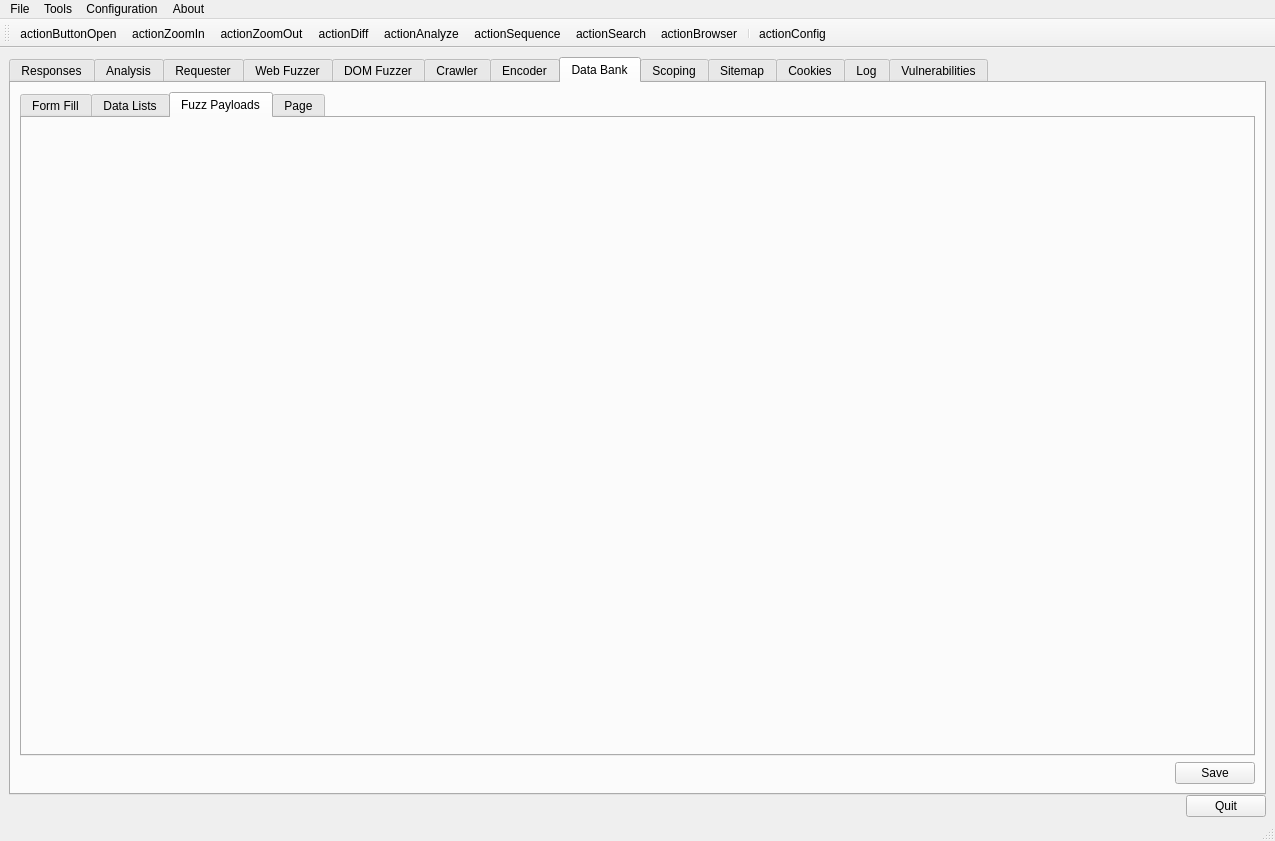
Qt form ui/RaftMain.ui (Averroes/raft) before a commit.
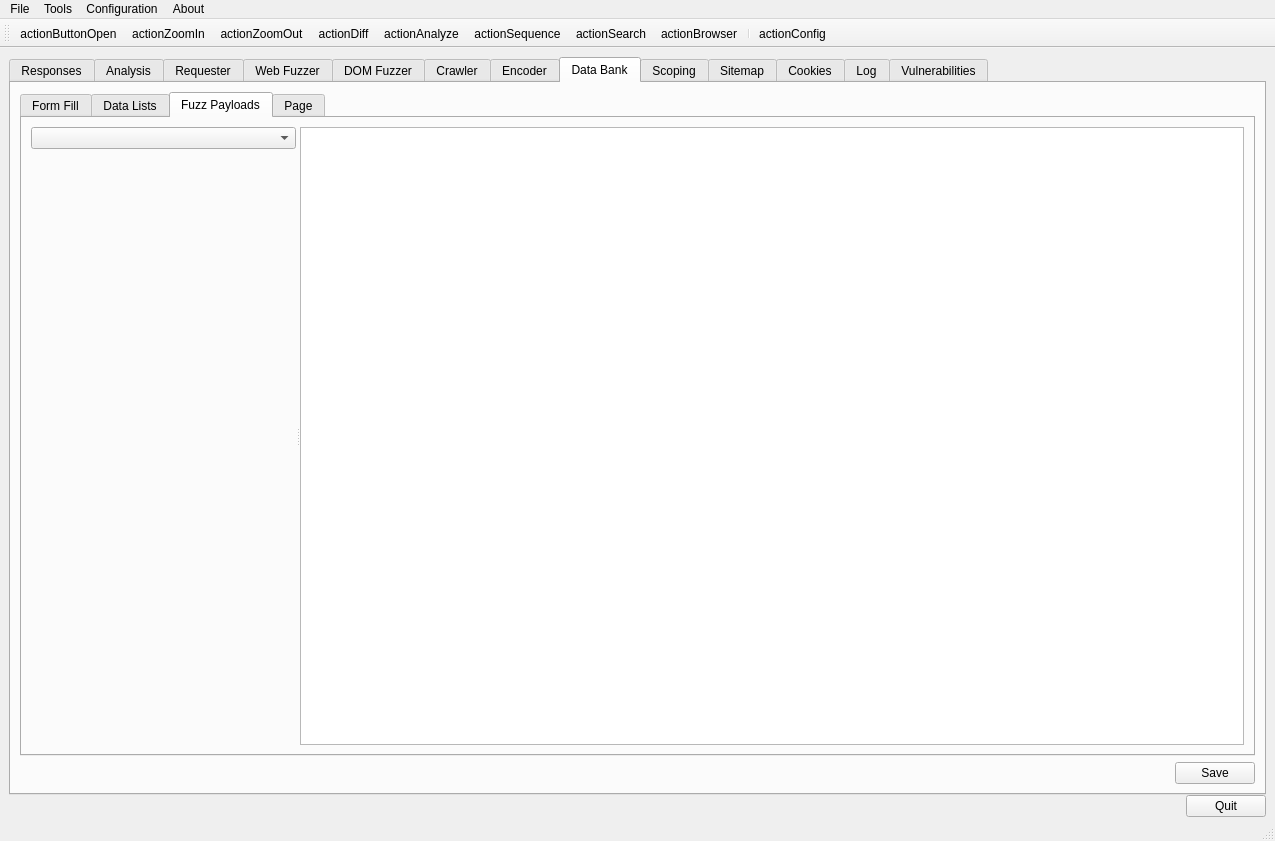
The same form after that commit. The open tabs and pages were chosen to show the change. Icons and pictures are not drawn.

Commit message: Added the ability to view payload files in the data bank. Removed some debugging data from web fuzzer. Fixed an issue in the web fuzzer where the host tag was not being run as the template was parsed.

Diff of the .ui file:
```diff
--- a/ui/RaftMain.ui
+++ b/ui/RaftMain.ui
@@ -2428,6 +2428,40 @@
            <attribute name="title">
             <string>Fuzz Payloads</string>
            </attribute>
+           <layout class="QVBoxLayout" name="verticalLayout_61">
+            <item>
+             <widget class="QSplitter" name="splitter_14">
+              <property name="orientation">
+               <enum>Qt::Horizontal</enum>
+              </property>
+              <widget class="QWidget" name="verticalLayoutWidget">
+               <layout class="QVBoxLayout" name="verticalLayout_60">
+                <item>
+                 <widget class="QComboBox" name="dbankPayloadsBox"/>
+                </item>
+                <item>
+                 <spacer name="verticalSpacer_2">
+                  <property name="orientation">
+                   <enum>Qt::Vertical</enum>
+                  </property>
+                  <property name="sizeHint" stdset="0">
+                   <size>
+                    <width>20</width>
+                    <height>40</height>
+                   </size>
+                  </property>
+                 </spacer>
+                </item>
+               </layout>
+              </widget>
+              <widget class="QPlainTextEdit" name="dbankFuzzValuesEdit">
+               <property name="readOnly">
+                <bool>true</bool>
+               </property>
+              </widget>
+             </widget>
+            </item>
+           </layout>
           </widget>
           <widget class="QWidget" name="tab_5">
            <attribute name="title">
```
The commit also changes 3 other files.
